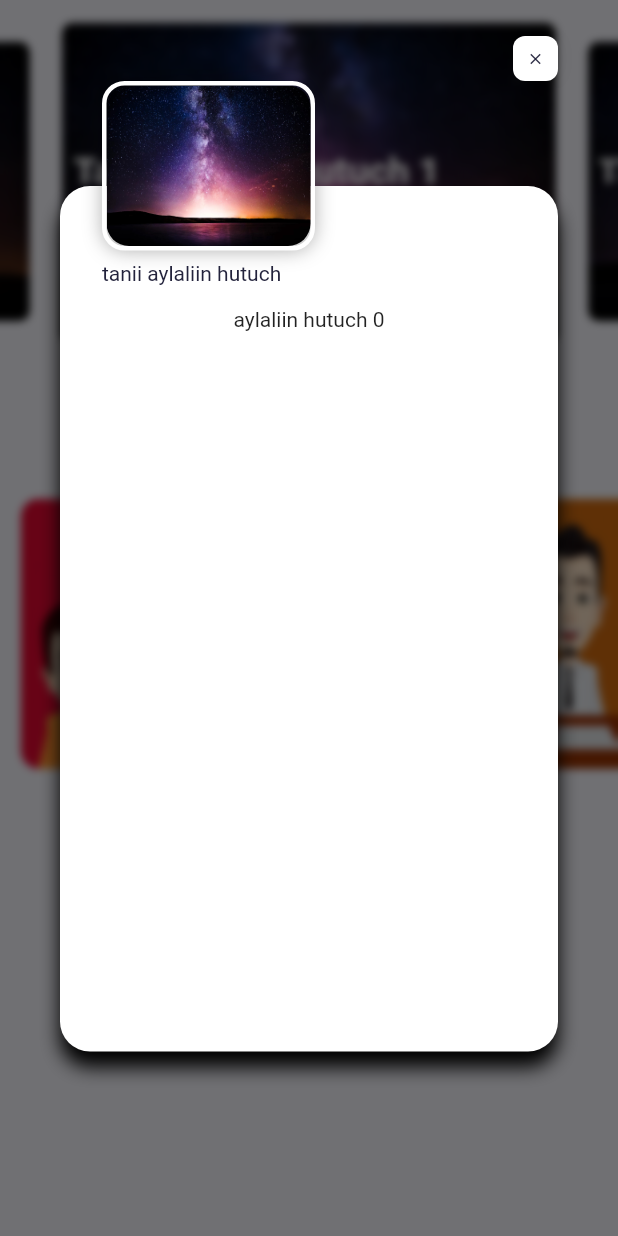
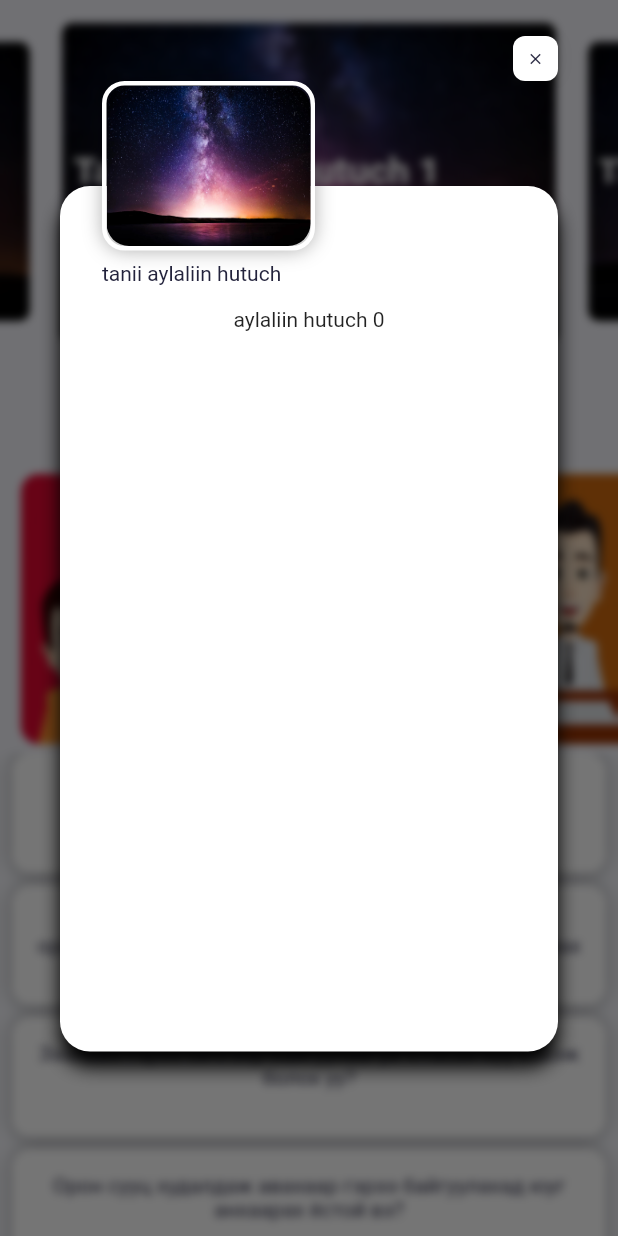
Before and after one commit to temka0170/lawapp, a Flutter app: the More screen opened directly, after a tap on "Placeholder", on a phone screen of 412 x 824 dp. Run offline on Flutter 3.47's test engine with Material 2 defaults, Android fonts, the phone set to English and light mode, and no system bars; drawn by our look-alikes of carousel_slider; our stand-ins replace curved_navigation_bar; missing offline and left inert: flutter_phone_direct_caller; Roboto replaces fonts that are missing (SFProDisplay); project files that could hold a hidden picture were left out.

Commit message:
Revised more page pt.2

```diff
--- a/lib/custom_func_data/data.dart
+++ b/lib/custom_func_data/data.dart
@@ -193,6 +193,33 @@ List<CustomDialogBox> adPopups() {
 
   return popups;
 }
+
+const question_data = [
+  {
+    "question": "Иргэний хэргийн хөөн хэлэлцэх хугацааг юу гэж ойлгох вэ?",
+    "popup": 0
+  },
+  {
+    "question":
+        "Шүүхэд хандмаар байгаа ч хариуцагч этгээдийн оршин суугаа хаягийг мэдэхгүй байгаа тохиолдолд яах вэ?",
+    "popup": 1
+  },
+  {
+    "question":
+        "Зээлийн гэрээ бичгээр байгуулаагүй ч гэсэн хүү нэхэж болох уу?",
+    "popup": 2
+  },
+  {
+    "question":
+        "Орон сууц худалдаж авахаар гэрээ байгуулахад юуг анхаарах ёстой вэ?",
+    "popup": 3
+  },
+  {
+    "question":
+        "Шүүхийн шийдвэрээр тогтоосон тэтгэлгийг хугацаандаа төлөөгүй тохиолдолд алданги шаардаж болох уу?",
+    "popup": 4
+  },
+];
 
 //values of more section q&a section
 List<QuestionBox> questionPop() {
--- a/lib/navigating_pages/more.dart
+++ b/lib/navigating_pages/more.dart
@@ -1,4 +1,6 @@
 import 'package:flutter/material.dart';
+import 'package:project_1/custom_func_data/calculator_popup.dart';
+import 'package:project_1/custom_func_data/data.dart';
 import '../custom_func_data/calculator_carousel.dart';
 import 'package:project_1/custom_func_data/more_table.dart';
 
@@ -10,8 +12,78 @@ class More extends StatefulWidget {
 }
 
 class _MyStatefulWidgetState extends State<More> {
+  List<QuestionBox> questions = new List<QuestionBox>();
+  List<Widget> questionsData = [];
+  ScrollController controller = ScrollController();
+  bool closeTopContainer = false;
+
+  @override
+  void initState() {
+    // ignore: todo
+    // TODO: implement initState
+    super.initState();
+    questions = questionPop();
+    getPostsData();
+    controller.addListener(() {
+      setState(() {
+        closeTopContainer = controller.offset > 30;
+      });
+    });
+  }
+
+  void getPostsData() {
+    List<dynamic> responseList = question_data;
+    List<Widget> listItems = [];
+    responseList.forEach((post) {
+      listItems.add(GestureDetector(
+        onTap: () {
+          showDialog(
+              context: context,
+              builder: (BuildContext context) {
+                return questions[post["popup"]];
+              });
+        },
+        child: Container(
+            height: 80,
+            margin: const EdgeInsets.only(bottom: 8.0, left: 8.0, right: 8.0),
+            decoration: BoxDecoration(
+                borderRadius: BorderRadius.all(Radius.circular(12.0)),
+                color: Colors.white,
+                boxShadow: [
+                  BoxShadow(
+                      color: Colors.black.withAlpha(100), blurRadius: 8.0),
+                ]),
+            child: Padding(
+              padding:
+                  const EdgeInsets.symmetric(horizontal: 16.0, vertical: 16.0),
+              child: Column(
+                crossAxisAlignment: CrossAxisAlignment.start,
+                children: <Widget>[
+                  Text(
+                    post["question"],
+                    textAlign: TextAlign.center,
+                    style: TextStyle(
+                      fontFamily: 'SFProDisplay',
+                      color: Color(0xff23233c),
+                      fontSize: 14,
+                      fontWeight: FontWeight.w400,
+                      fontStyle: FontStyle.normal,
+                    ),
+                  ),
+                ],
+              ),
+            )),
+      ));
+    });
+    setState(() {
+      questionsData = listItems;
+    });
+  }
+
   @override
   Widget build(BuildContext context) {
+    final Size size = MediaQuery.of(context).size;
+    final double categoryHeight = size.height * 0.3 - 50;
     return Scaffold(
       resizeToAvoidBottomInset: false,
       body: Container(
@@ -22,11 +94,29 @@ class _MyStatefulWidgetState extends State<More> {
           children: <Widget>[
             Container(
               width: MediaQuery.of(context).size.width,
-              height: MediaQuery.of(context).size.height * 0.39,
+              height: MediaQuery.of(context).size.height * 0.37,
               //same carousel as calculator page carousel, shuffled
               child: AdScreen(),
             ),
-            CategoriesScroller(),
+            AnimatedOpacity(
+              duration: const Duration(milliseconds: 200),
+              opacity: closeTopContainer ? 0 : 1,
+              child: AnimatedContainer(
+                duration: const Duration(milliseconds: 200),
+                width: MediaQuery.of(context).size.width,
+                alignment: Alignment.topCenter,
+                height: closeTopContainer ? 0 : categoryHeight,
+                child: CategoriesScroller(),
+              ),
+            ),
+            Expanded(
+                child: ListView.builder(
+                    itemCount: questionsData.length,
+                    controller: controller,
+                    physics: BouncingScrollPhysics(),
+                    itemBuilder: (context, index) {
+                      return questionsData[index];
+                    })),
           ],
         ),
       ),
@@ -49,10 +139,11 @@ class BoxItems extends StatelessWidget {
 
   @override
   Widget build(BuildContext context) {
+    final double categoryHeight = MediaQuery.of(context).size.height * 0.3 - 50;
     return Container(
       padding: EdgeInsets.only(top: 5.0),
       width: MediaQuery.of(context).size.width * 0.36,
-      height: MediaQuery.of(context).size.height * 0.3 - 50,
+      height: categoryHeight,
       child: Stack(
         fit: StackFit.expand,
         children: <Widget>[
```
